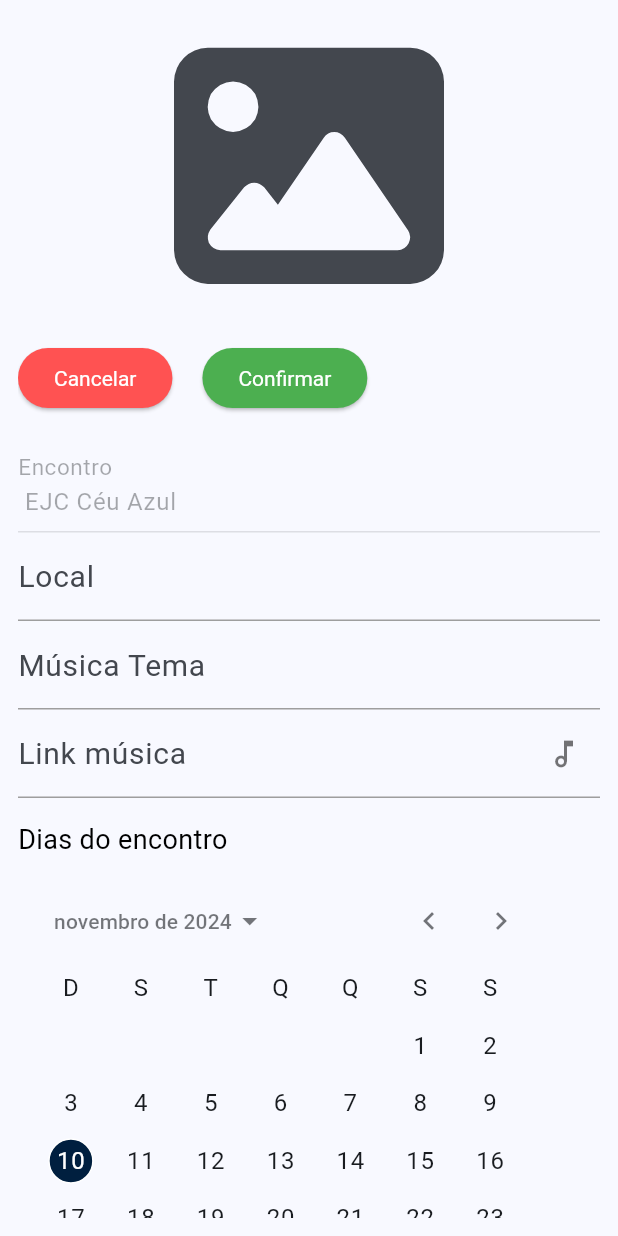
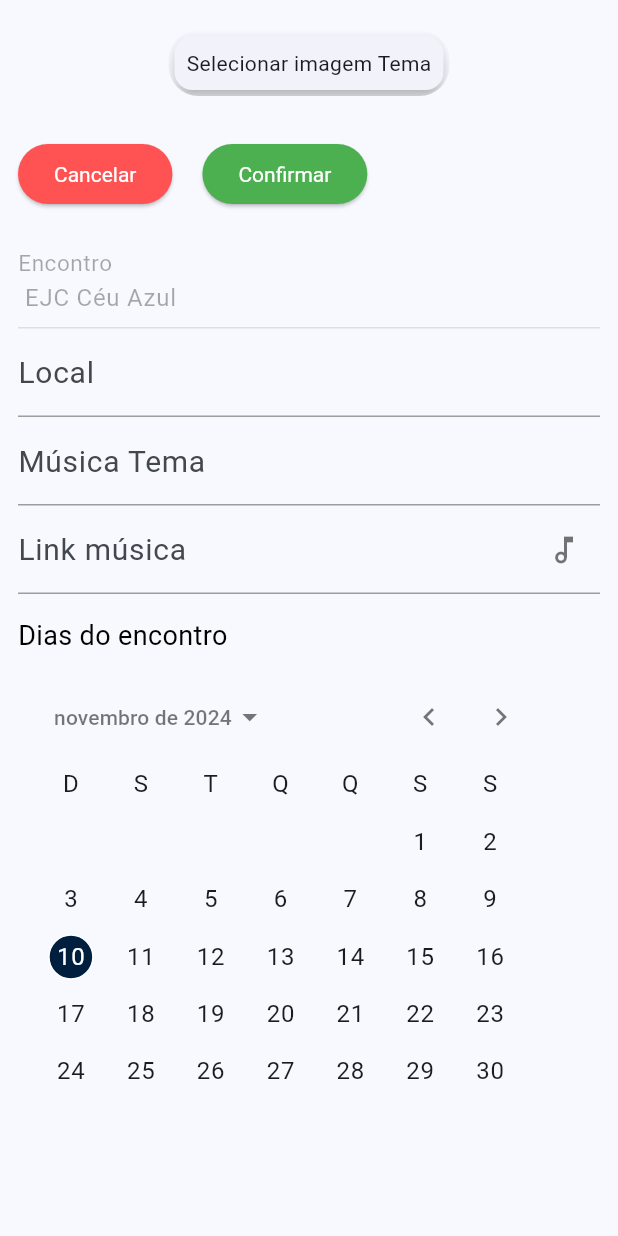
Before and after one commit to Mateus-Leandro/gestao_ejc, a Flutter app: the EncounterInfoScreen widget shown alone on an empty page, opened directly, on a phone screen of 412 x 824 dp. Run offline on Flutter 3.47's test engine with Material 3 defaults, Android fonts, the phone set to English and light mode, and no system bars; drawn by our look-alikes of calendar_date_picker2; our stand-ins replace buttons_tabbar, cloud_firestore, firebase_auth, firebase_core, firebase_storage, font_awesome_flutter and 4 more; missing offline and left inert: currency_textfield, dart:html, image_picker_web, syncfusion_flutter_pdf, syncfusion_flutter_xlsio; accounts and stored records are empty.

Commit message:
💄feat: Design do botão de seleleção da imagem tema.

```diff
--- a/lib/screens/encounter_info_screen.dart
+++ b/lib/screens/encounter_info_screen.dart
@@ -118,14 +118,20 @@ class _EncounterInfoScreenState extends State<EncounterInfoScreen> {
                                         width: 250,
                                         fit: BoxFit.cover,
                                       )
-                                  : const FaIcon(FontAwesomeIcons.solidImage)
+                                    : const Card(
+                                        elevation: 5,
+                                        child: Padding(
+                                          padding: EdgeInsets.all(8.0),
+                                          child: Text('Selecionar imagem Tema'),
                                         ),
+                                      )),
                             if (themeImage != null && activeFields) ...[
                               Padding(
-                                padding: const EdgeInsets.all(8.0),
+                                padding: const EdgeInsets.all(15.0),
                                 child: IconButton(
+                                  iconSize: 35,
                                   icon: const Icon(Icons.close,
-                                      color: Colors.red, size: 35),
+                                      color: Colors.red, size: 30),
                                   onPressed: () {
                                     setState(() {
                                       themeImage = null;
@@ -156,7 +162,6 @@ class _EncounterInfoScreenState extends State<EncounterInfoScreen> {
                       icon: const Icon(Icons.edit),
                     ),
                   ] else ...[
-                    if (!_isLoading) ...[
                     CustomCancelButton(
                       onPressed: () {
                         widget.newEncounter
@@ -179,7 +184,6 @@ class _EncounterInfoScreenState extends State<EncounterInfoScreen> {
                         }
                       },
                     ),
-                    ]
                   ],
                 ],
               ),
```
Lines whose indentation alone changed are shown as unchanged.
